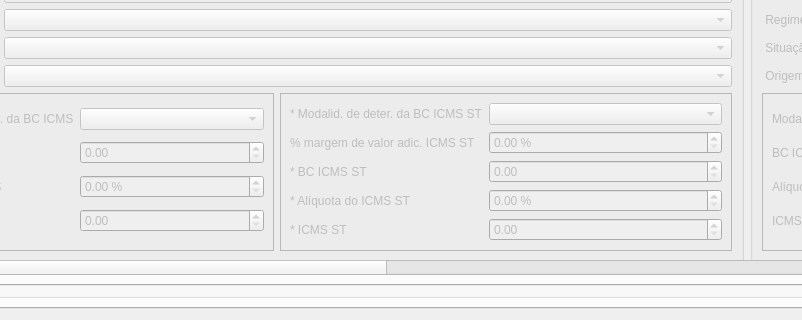
First picture: the form in ui/cadastrarnfe.ui, repository darktorres/ERP-STACCATO, before the edit; both pictures show x 177 to 979 and y 401 to 721 of the 1142 by 721 pixel window.
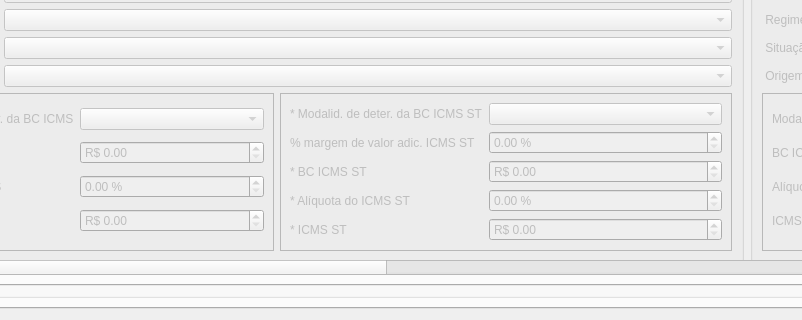
Second picture: the form after the edit. Custom widgets are drawn as their Qt base class.

```diff
--- a/ui/cadastrarnfe.ui
+++ b/ui/cadastrarnfe.ui
@@ -1060,7 +1060,7 @@
                  <property name="geometry">
                   <rect>
                    <x>0</x>
-                   <y>0</y>
+                   <y>-35</y>
                    <width>1563</width>
                    <height>333</height>
                   </rect>
@@ -1286,6 +1286,9 @@
                           </item>
                           <item row="8" column="1">
                            <widget class="QDoubleSpinBox" name="doubleSpinBoxICMSvbc">
+                            <property name="prefix">
+                             <string>R$ </string>
+                            </property>
                             <property name="maximum">
                              <double>99999.990000000005239</double>
                             </property>
@@ -1322,6 +1325,9 @@
                           </item>
                           <item row="10" column="1">
                            <widget class="QDoubleSpinBox" name="doubleSpinBoxICMSvicms">
+                            <property name="prefix">
+                             <string>R$ </string>
+                            </property>
                             <property name="maximum">
                              <double>99999.990000000005239</double>
                             </property>
@@ -1416,6 +1422,9 @@
                           </item>
                           <item row="11" column="1">
                            <widget class="QDoubleSpinBox" name="doubleSpinBoxICMSvicmsst">
+                            <property name="prefix">
+                             <string>R$ </string>
+                            </property>
                             <property name="maximum">
                              <double>99999.990000000005239</double>
                             </property>
@@ -1423,6 +1432,9 @@
                           </item>
                           <item row="9" column="1">
                            <widget class="QDoubleSpinBox" name="doubleSpinBoxICMSvbcst">
+                            <property name="prefix">
+                             <string>R$ </string>
+                            </property>
                             <property name="maximum">
                              <double>99999.990000000005239</double>
                             </property>
```
Left out of the diff: 24 changed lines with no effect on the pictures.
